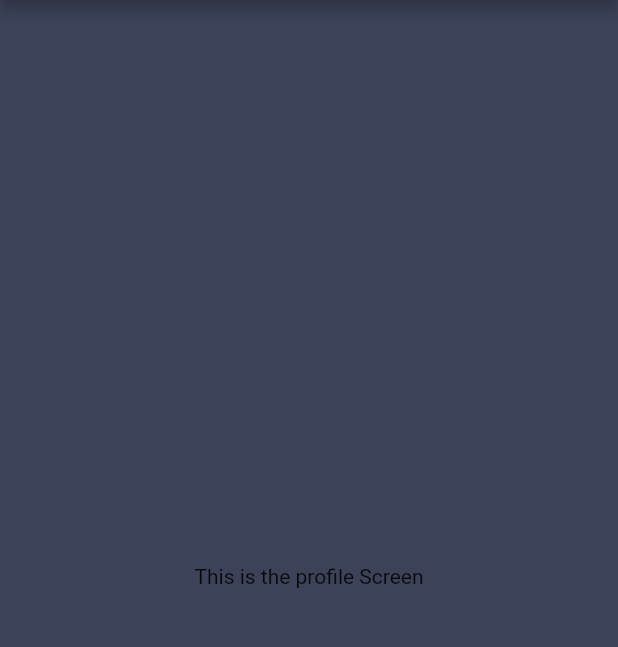
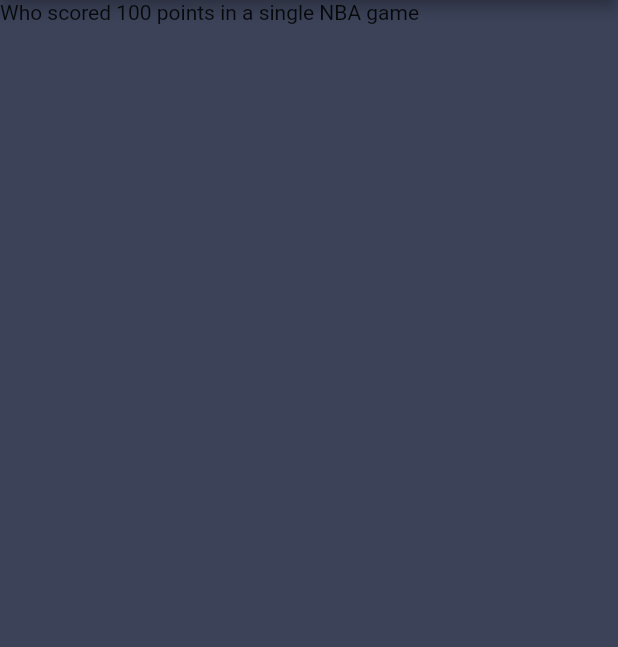
Before and after one commit to soulandbone/trivia_app, a Flutter app: the QuestionsScreen screen opened directly, on a phone screen of 412 x 824 dp, the part 84-731 px from its top. Run offline on Flutter 3.47's test engine with Material 2 defaults, Android fonts, the phone set to English and light mode, and no system bars; our stand-ins replace font_awesome_flutter, gap.

Commit message:
added navigation to Questions Screen, added new List of Maps to model Questions

```diff
--- a/lib/main.dart
+++ b/lib/main.dart
@@ -1,4 +1,5 @@
 import 'package:flutter/material.dart';
+import 'package:trivia_app/screens/questions_screen.dart';
 import 'package:trivia_app/utils/app_styles.dart';
 
 import '../screens/bottom_bar.dart';
@@ -13,6 +14,7 @@ class MyApp extends StatelessWidget {
   @override
   Widget build(BuildContext context) {
     return MaterialApp(
+        routes: {'/questions-screen': (context) => const QuestionsScreen()},
         debugShowCheckedModeBanner: false,
         title: 'Flutter Demo',
         theme: ThemeData(
--- a/lib/screens/questions_screen.dart
+++ b/lib/screens/questions_screen.dart
@@ -1,6 +1,8 @@
 import 'package:flutter/material.dart';
 
 class QuestionsScreen extends StatefulWidget {
+  static const routeName = '/questions-screen';
+
   const QuestionsScreen({super.key});
 
   @override
@@ -14,7 +16,11 @@ class _QuestionsScreenState extends State<QuestionsScreen> {
       appBar: AppBar(
         title: const Text('Your Profile'),
       ),
-      body: const Center(child: Text('This is the profile Screen')),
+      body: Column(children: [
+        Container(
+          child: const Text('Who scored 100 points in a single NBA game'),
+        )
+      ]),
     );
   }
 }
--- a/lib/widgets/answers.dart
+++ b/lib/widgets/answers.dart
@@ -21,6 +21,7 @@ class Answers extends StatelessWidget {
           borderRadius: BorderRadius.all(Radius.circular(10))),
       elevation: 8,
       child: ListTile(
+        onTap: () => print('this is index $number'),
         shape: const RoundedRectangleBorder(
             borderRadius: BorderRadius.all(Radius.circular(10))),
         tileColor: Colors.blue,
```
Also changed, not shown: lib/screens/home_screen.dart (+31 -3 lines).
